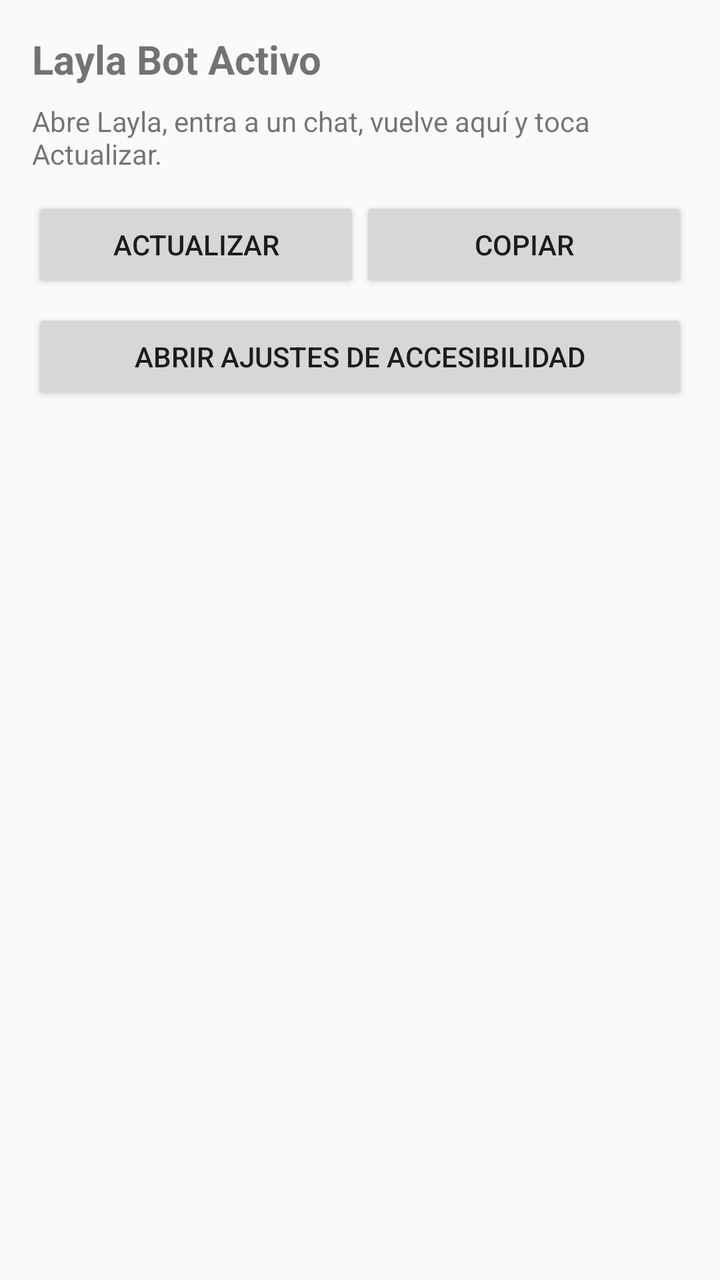
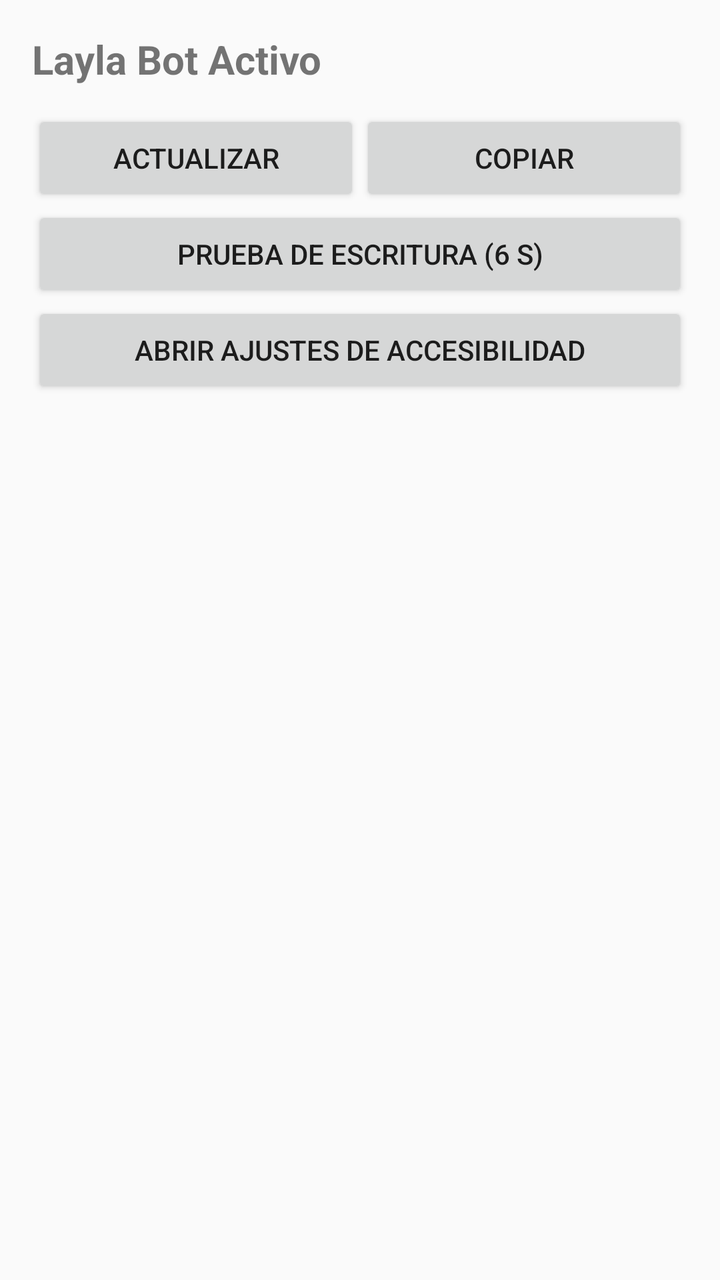

Screens rendered from an Android XML layout before and after an edit, with the pre-edit source and the edit as a unified diff.
<!-- AndroidManifest.xml: application theme Theme.AppCompat.Light.DarkActionBar -->
<!-- res/layout/activity_main.xml -->
<?xml version="1.0" encoding="utf-8"?>
<LinearLayout xmlns:android="http://schemas.android.com/apk/res/android"
    android:layout_width="match_parent"
    android:layout_height="match_parent"
    android:orientation="vertical"
    android:padding="16dp">

    <TextView
        android:layout_width="wrap_content"
        android:layout_height="wrap_content"
        android:text="Layla Bot Activo"
        android:textSize="20sp"
        android:textStyle="bold"/>

    <TextView
        android:layout_width="wrap_content"
        android:layout_height="wrap_content"
        android:text="Abre Layla, entra a un chat, vuelve aquí y toca Actualizar."
        android:layout_marginTop="8dp"/>

    <LinearLayout
        android:layout_width="match_parent"
        android:layout_height="wrap_content"
        android:orientation="horizontal"
        android:layout_marginTop="12dp">

        <Button
            android:id="@+id/btn_actualizar"
            android:layout_width="0dp"
            android:layout_height="wrap_content"
            android:layout_weight="1"
            android:text="Actualizar"/>

        <Button
            android:id="@+id/btn_copiar"
            android:layout_width="0dp"
            android:layout_height="wrap_content"
            android:layout_weight="1"
            android:text="Copiar"/>
    </LinearLayout>

    <Button
        android:id="@+id/btn_ajustes"
        android:layout_width="match_parent"
        android:layout_height="wrap_content"
        android:layout_marginTop="8dp"
        android:text="Abrir ajustes de accesibilidad"/>

    <ScrollView
        android:layout_width="match_parent"
        android:layout_height="0dp"
        android:layout_weight="1"
        android:layout_marginTop="12dp">

        <TextView
            android:id="@+id/salida"
            android:layout_width="match_parent"
            android:layout_height="wrap_content"
            android:textSize="12sp"
            android:typeface="monospace"
            android:textIsSelectable="true"/>
    </ScrollView>

</LinearLayout>
<!-- resources referenced by this layout -->
<resources>

</resources>

<!-- the commit's change to res/layout/activity_main.xml (unified diff, before → after) -->
@@ -11,12 +11,6 @@
         android:text="Layla Bot Activo"
         android:textSize="20sp"
         android:textStyle="bold"/>
-
-    <TextView
-        android:layout_width="wrap_content"
-        android:layout_height="wrap_content"
-        android:text="Abre Layla, entra a un chat, vuelve aquí y toca Actualizar."
-        android:layout_marginTop="8dp"/>
 
     <LinearLayout
         android:layout_width="match_parent"
@@ -40,10 +34,15 @@
     </LinearLayout>
 
     <Button
+        android:id="@+id/btn_prueba"
+        android:layout_width="match_parent"
+        android:layout_height="wrap_content"
+        android:text="Prueba de escritura (6 s)"/>
+
+    <Button
         android:id="@+id/btn_ajustes"
         android:layout_width="match_parent"
         android:layout_height="wrap_content"
-        android:layout_marginTop="8dp"
         android:text="Abrir ajustes de accesibilidad"/>
 
     <ScrollView
